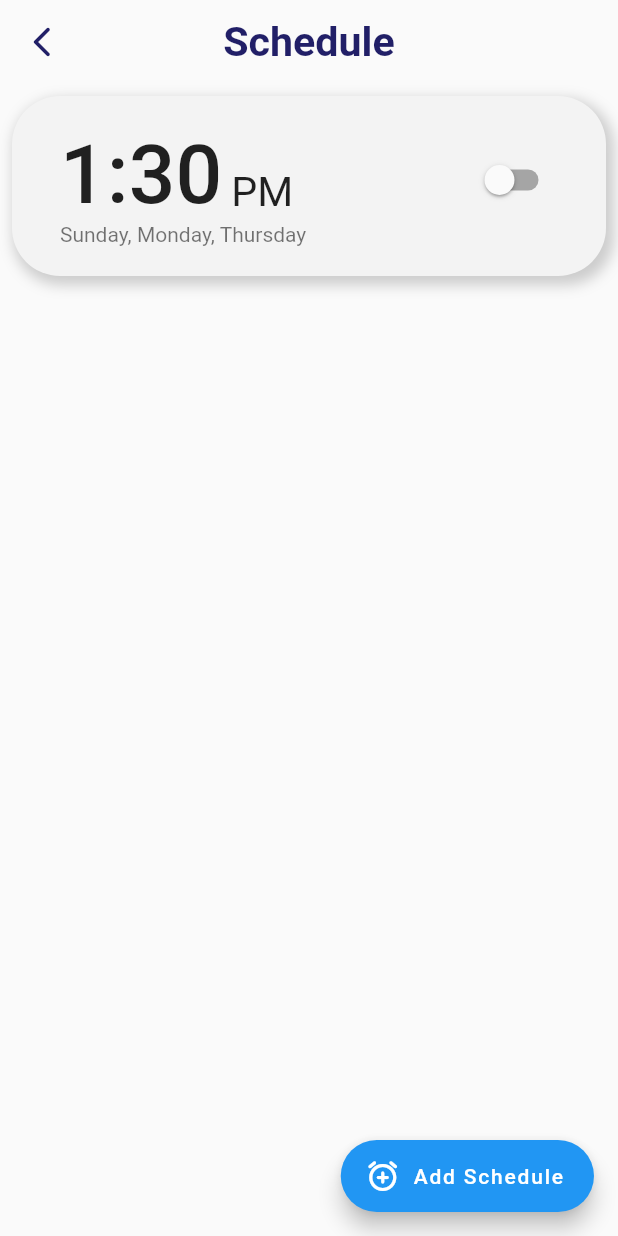
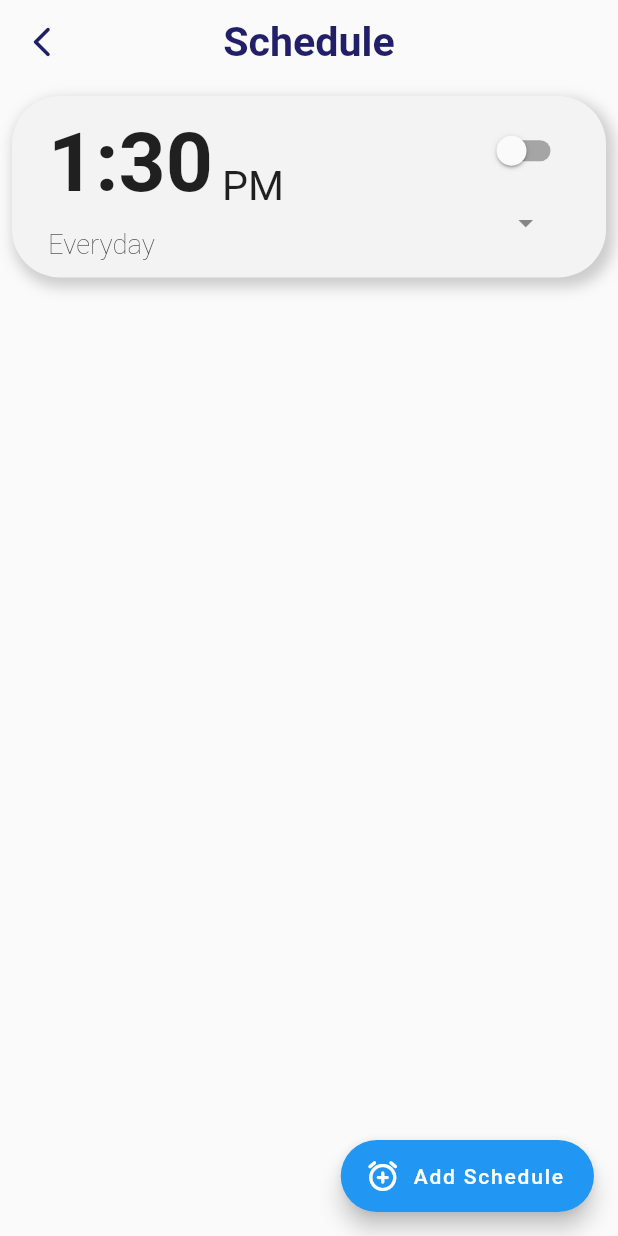
Before and after one commit to Thanatoslayer6/petfeederapp, a Flutter app: the screen it shows after launch, after a tap on "Set Schedule", on a phone screen of 412 x 824 dp. Run offline on Flutter 3.47's test engine with Material 2 defaults, Android fonts, the light colour scheme and no system bars; our stand-ins replace weekday_selector; Roboto replaces fonts that are missing (Poppins).

Commit message:
About to finish scheduling, just a few polishes for now

```diff
--- a/lib/packages/multi_select_item.dart
+++ b/lib/packages/multi_select_item.dart
@@ -99,6 +99,7 @@ class MultiSelectItem extends StatefulWidget {
   }) : super(key: key);
 
   @override
+  // ignore: library_private_types_in_public_api
   _MultiSelectItemState createState() => _MultiSelectItemState();
 }
 
--- a/lib/schedule.dart
+++ b/lib/schedule.dart
@@ -1,3 +1,4 @@
+import 'package:flutter/foundation.dart';
 import 'package:flutter/material.dart';
 import 'package:intl/intl.dart';
 import 'package:weekday_selector/weekday_selector.dart';
@@ -24,7 +25,6 @@ class _SchedulePageState extends State<SchedulePage> {
 
   @override
   Widget build(BuildContext context) {
-    List<bool> values = List.filled(7, false);
     return Scaffold(
       appBar: AppBar(
         title: Text(
@@ -40,26 +40,7 @@ class _SchedulePageState extends State<SchedulePage> {
               color: Color.fromARGB(255, 33, 31, 103)),
           onPressed: () => Navigator.of(context).pop(),
         ),
-        actions: scheduleController.isSelecting == true
-            ? [
-                IconButton(
-                  icon: const Icon(Icons.select_all_rounded,
-                      color: Color.fromARGB(255, 33, 31, 103)),
-                  onPressed: () {
-                    setState(() {
-                      scheduleController.toggleAll();
-                    });
-                  },
-                ),
-                IconButton(
-                  icon: const Icon(Icons.delete_forever_rounded,
-                      color: Color.fromARGB(255, 33, 31, 103)),
-                  onPressed: () {
-                    deleteSelectedItems();
-                  },
-                )
-              ]
-            : [],
+        actions: actionButtonLogic(),
         centerTitle: true,
         backgroundColor: Colors.transparent,
         elevation: 0,
@@ -73,30 +54,21 @@ class _SchedulePageState extends State<SchedulePage> {
         icon: const Icon(Icons.alarm_add_rounded),
         label: const Text("Add Schedule"),
         onPressed: () async {
+          // Deselect all selected items if existing
+          setState(() {
+            scheduleController.deselectAll();
+          });
           // Logic for setting schedule
           TimeOfDay? pickedTime = await showTimePicker(
             initialTime: TimeOfDay.now(),
             context: context,
           );
+
           // Let the user pick a certain time first...
           if (pickedTime != null) {
             addItem(pickedTime);
             // TODO: After user picks a time, tell on what day... like everyday? every mon?
             // Show dialog box
-            showDialog(
-                context: context,
-                builder: (BuildContext context) {
-                  return WeekdaySelector(
-                    onChanged: (int day) {
-                      setState(() {
-                        // Set all values to false except the "day"th element
-                        values = List.filled(7, false, growable: false)
-                          ..[day % 7] = true;
-                      });
-                    },
-                    values: values,
-                  );
-                });
           } else {
             // TODO: Decide what to do here...
             // ignore: avoid_print
@@ -134,6 +106,29 @@ class _SchedulePageState extends State<SchedulePage> {
     });
   }
 
+  List<IconButton>? actionButtonLogic() {
+    if (scheduleController.isSelecting == true) {
+      return [
+        IconButton(
+          icon: const Icon(Icons.select_all_rounded,
+              color: Color.fromARGB(255, 33, 31, 103)),
+          onPressed: () {
+            setState(() {
+              scheduleController.toggleAll();
+            });
+          },
+        ),
+        IconButton(
+          icon: const Icon(Icons.delete_forever_rounded,
+              color: Color.fromARGB(255, 33, 31, 103)),
+          onPressed: () {
+            deleteSelectedItems();
+          },
+        )
+      ];
+    }
+  }
+
   Widget scheduleItem(var controller, var index) {
     return Container(
       decoration: BoxDecoration(
@@ -161,59 +156,139 @@ class _SchedulePageState extends State<SchedulePage> {
             isSelecting: controller.isSelecting,
             onSelected: () {
               setState(() {
+                // print("Hello World");
+                // Disable editing when user tries to select an item
+                Schedule.listOfTimes[index].isEditingNow = false;
                 controller.toggle(index);
               });
             },
-            child: Container(
-              padding: const EdgeInsets.all(16),
+            child: Column(
+              children: [
+                Container(
+                  padding: const EdgeInsets.all(8),
+                  // START OF CONTAINER CHILDREN (LISTTILE)
                   child: ListTile(
-                title: Row(
-                    mainAxisAlignment: MainAxisAlignment.spaceBetween,
+                    title:
+                        Row(mainAxisAlignment: MainAxisAlignment.spaceBetween,
+                            // CHILDREN OF LISTTILE
                             children: [
                           // ignore: avoid_unnecessary_containers
                           Container(
-                        child: Row(
+                            // color: Colors.red,
+                            child: Column(
+                              crossAxisAlignment: CrossAxisAlignment.start,
+                              children: [
+                                Row(
                                   crossAxisAlignment: CrossAxisAlignment.end,
                                   children: [
                                     Text(
-                              DateFormat('h:mm')
-                                  .format(Schedule.listOfTimes[index].data),
+                                      DateFormat('h:mm').format(
+                                          Schedule.listOfTimes[index].data),
                                       style: TextStyle(
                                           fontFamily: "Poppins",
-                                  fontSize: getadaptiveTextSize(context, 48),
-                                  fontWeight: FontWeight.w500),
+                                          fontSize:
+                                              getadaptiveTextSize(context, 48),
+                                          fontWeight: FontWeight.w700),
                                     ),
                                     Padding(
-                              padding:
-                                  const EdgeInsets.only(bottom: 4, left: 6),
+                                      padding: const EdgeInsets.only(left: 6),
                                       child: Text(
-                                DateFormat('a')
-                                    .format(Schedule.listOfTimes[index].data),
+                                        DateFormat('a').format(
+                                            Schedule.listOfTimes[index].data),
                                         style: TextStyle(
                                             fontFamily: "Poppins",
-                                    fontSize: getadaptiveTextSize(context, 24),
+                                            fontSize: getadaptiveTextSize(
+                                                context, 24),
                                             fontWeight: FontWeight.normal),
                                       ),
                                     )
                                   ],
                                 ),
+                                Container(
+                                  margin: const EdgeInsets.only(top: 12),
+                                  child: Text(
+                                    showWeekDays(Schedule
+                                        .listOfTimes[index].weekDaysIndex),
+                                    style: TextStyle(
+                                        fontFamily: "Poppins",
+                                        fontSize:
+                                            getadaptiveTextSize(context, 16),
+                                        fontWeight: FontWeight.w100),
                                   ),
-                    ]),
-                subtitle: Text("Sunday, Monday, Thursday"),
-                trailing: Switch(
-                    activeColor: const Color.fromARGB(255, 33, 31, 103),
+                                ),
+                              ],
+                            ),
+                          ),
+                          Column(
+                            children: [
+                              Switch(
+                                  activeColor:
+                                      const Color.fromARGB(255, 33, 31, 103),
                                   value: Schedule.listOfTimes[index].isActive,
                                   onChanged: (value) {
                                     setState(() {
-                        Schedule.listOfTimes[index].isActive = value;
+                                      Schedule.listOfTimes[index].isActive =
+                                          value;
                                     });
                                   }),
+                              IconButton(
+                                  onPressed: () {
+                                    setState(() {
+                                      Schedule.listOfTimes[index]
+                                                  .isEditingNow ==
+                                              false
+                                          ? Schedule.listOfTimes[index]
+                                              .isEditingNow = true
+                                          : Schedule.listOfTimes[index]
+                                              .isEditingNow = false;
+                                    });
+                                  },
+                                  icon: const Icon(Icons.arrow_drop_down))
+                            ],
                           ),
+                        ]
+                            // END OF CHILDREN OF LISTTLE
+                            ),
+                  ),
+
+                  // END LIST TILEEEEEEEEEEEEEe
+                ),
+                // END FIRST CONTAINER
+                // ADD THE STUFF HERE
+                WeekDayDropDown(index),
+              ],
             ),
           ),
         ),
       ),
     );
+  }
+
+  // ignore: non_constant_identifier_names
+  Widget WeekDayDropDown(int index) {
+    // Schedule
+    return Schedule.listOfTimes[index].isEditingNow == true
+        ? WeekdaySelector(
+            // We display the last tapped value in the example app
+            onChanged: (int day) {
+              // print(printIntAsDay(day));
+              setState(() {
+                Schedule.listOfTimes[index].weekDaysIndex[day % 7] =
+                    !Schedule.listOfTimes[index].weekDaysIndex[day % 7];
+              });
+            },
+            values: Schedule.listOfTimes[index].weekDaysIndex,
+            shortWeekdays: const [
+              'Sun',
+              'Mon',
+              'Tue',
+              'Wed',
+              'Thu',
+              'Fri',
+              'Sat',
+            ],
+          )
+        : Container();
   }
 }
 
@@ -229,6 +304,59 @@ class Schedule {
 class ListItem<T> {
   // bool isSelected = false; //Selection property to highlight or not
   bool isActive = false;
+  List<bool> weekDaysIndex = List.filled(7, true);
+  bool isEditingNow = false;
+  // String repeatsEvery = "Everyday";
   T data; //Data of the user
   ListItem(this.data); //Constructor to assign the data
 }
+
+printIntAsDay(int day) {
+  print('Received integer: $day. Corresponds to day: ${intDayToEnglish(day)}');
+}
+
+String intDayToEnglish(int day) {
+  if (day % 7 == DateTime.monday % 7) return 'Monday';
+  if (day % 7 == DateTime.tuesday % 7) return 'Tueday';
+  if (day % 7 == DateTime.wednesday % 7) return 'Wednesday';
+  if (day % 7 == DateTime.thursday % 7) return 'Thursday';
+  if (day % 7 == DateTime.friday % 7) return 'Friday';
+  if (day % 7 == DateTime.saturday % 7) return 'Saturday';
+  if (day % 7 == DateTime.sunday % 7) return 'Sunday';
+  throw '🐞 This should never have happened: $day';
+}
+
+String showWeekDays(List<bool> list) {
+  String temp = "";
+  List<String> daysOfTheWeek = [
+    "Sun", // 7
+    "Mon", // 1
+    "Tue", // 2
+    "Wed", // 3
+    "Thu", // 4
+    "Fri", // 5
+    "Sat", // 6
+  ];
+  List<String> days = [];
+  if (listEquals(list, [true, true, true, true, true, true, true]) == true) {
+    return "Everyday";
+  } else if (listEquals(list, [false, true, true, true, true, true, false])) {
+    return "Weekdays";
+  } else if (listEquals(
+      list, [true, false, false, false, false, false, true])) {
+    return "Weekends";
+  } else {
+    for (int i = 1; i < list.length; i++) {
+      if (list[i] == true) {
+        days.add(daysOfTheWeek[i]);
+      }
+    }
+    if (list[0] == true) {
+      days.add("Sun");
+    }
+    // print(days);
+    // print(days.join(', '));
+    temp = days.join(', ');
+  }
+  return temp;
+}
```
Lines whose indentation alone changed are shown as unchanged.
